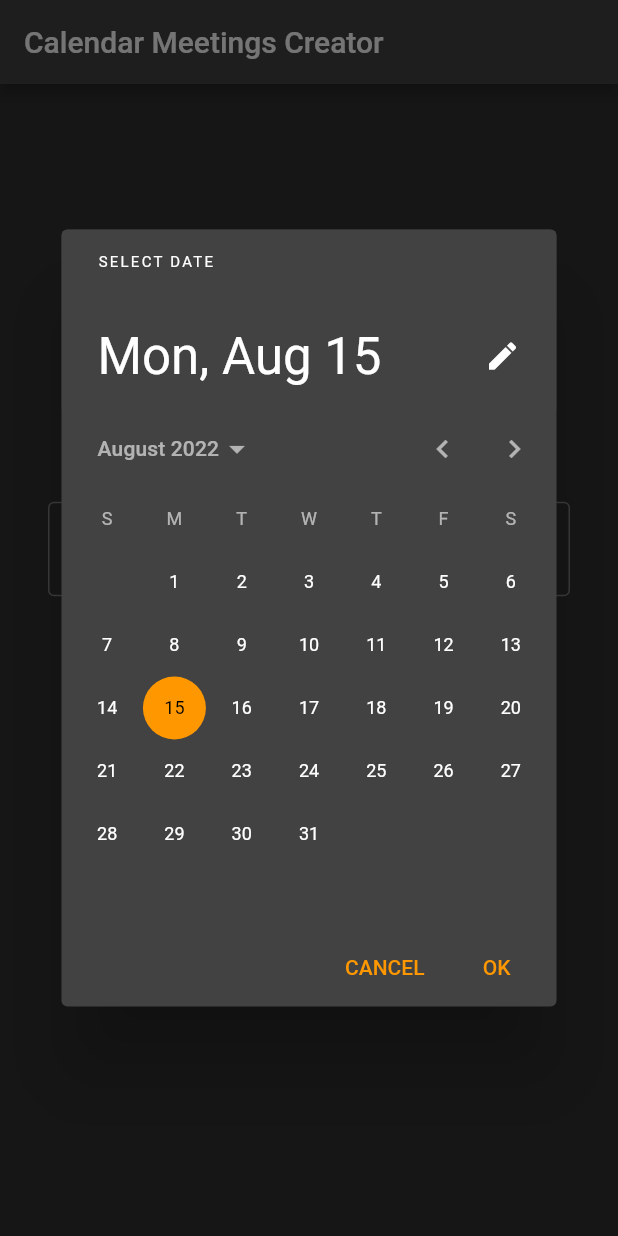
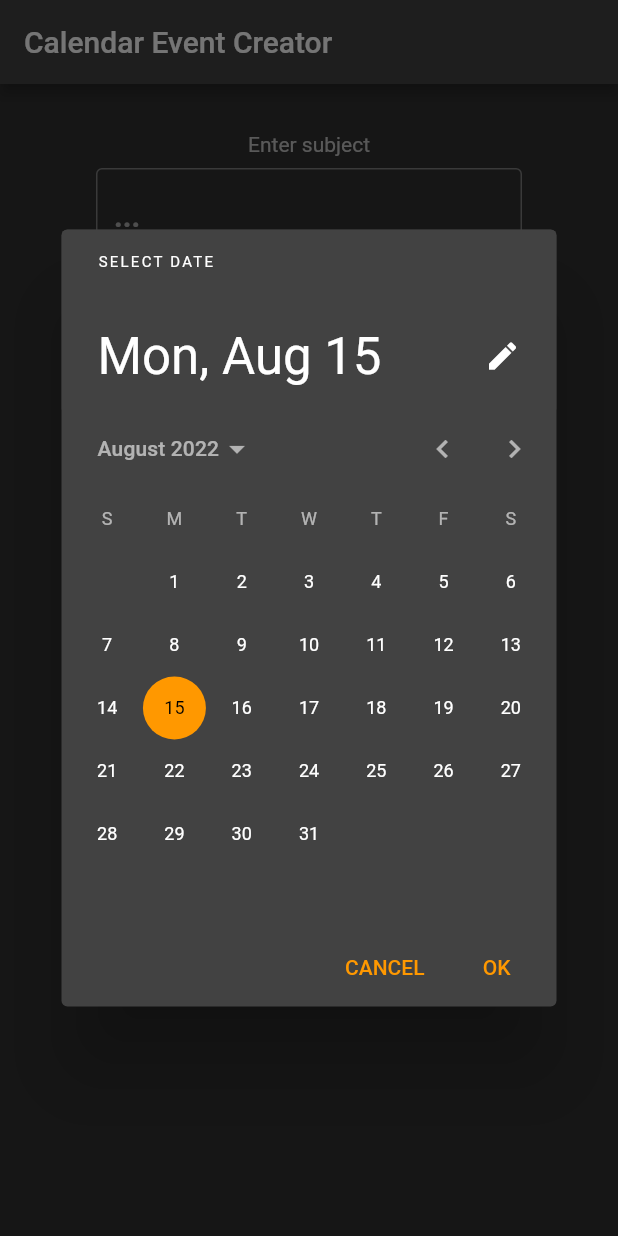
Before and after one commit to TinchoOlivari/calendar_meeting_creator, a Flutter app: the screen it shows after launch, after a tap on an icon or button, on a phone screen of 412 x 824 dp. Run offline on Flutter 3.47's test engine with Material 2 defaults, Android fonts, the phone set to English and light mode, and no system bars; our stand-ins replace timezone; missing offline and left inert: device_calendar.

Commit message:
Events are added to the calendar

```diff
--- a/lib/main.dart
+++ b/lib/main.dart
@@ -12,9 +12,15 @@ class App extends StatelessWidget {
   @override
   Widget build(BuildContext context) {
     return MaterialApp(
-      title: 'Calendar Meeting Creator',
+      title: 'Calendar Event Creator',
       theme: AppStyles.defaultTheme,
       home: const HomePage(),
+      builder: (context, child) {
+        return ScrollConfiguration(
+          behavior: NoScrollIndicator(),
+          child: child!,
+        );
+      },
     );
   }
 }
--- a/lib/ui/pages/home/home_page.dart
+++ b/lib/ui/pages/home/home_page.dart
@@ -1,4 +1,6 @@
 import 'package:calendar_meeting_creator/ui/styles/app_styles.dart';
+import 'package:device_calendar/device_calendar.dart';
+import 'package:timezone/timezone.dart';
 import 'package:flutter/material.dart';
 
 class HomePage extends StatefulWidget {
@@ -9,21 +11,97 @@ class HomePage extends StatefulWidget {
 }
 
 class _HomePageState extends State<HomePage> {
-  DateTime selectedDate = DateTime.now();
-  TimeOfDay selectedTime = TimeOfDay.now();
+  DateTime _selectedDate = DateTime.now();
   TextEditingController subjectController = TextEditingController();
+  DeviceCalendarPlugin deviceCalendarPlugin = DeviceCalendarPlugin();
+
+  Future<void> _retrieveCalendars() async {
+    try {
+      var permissionsGranted = await deviceCalendarPlugin.hasPermissions();
+      if (permissionsGranted.isSuccess && !permissionsGranted.data!) {
+        permissionsGranted = await deviceCalendarPlugin.requestPermissions();
+        if (!permissionsGranted.isSuccess || !permissionsGranted.data!) {
+          return;
+        }
+      }
+
+      final calendarResult = await deviceCalendarPlugin
+          .retrieveCalendars()
+          .then((value) => value.data);
+
+      showModalBottomSheet(
+          context: context,
+          isScrollControlled: true,
+          builder: (BuildContext context) {
+            return Column(
+              crossAxisAlignment: CrossAxisAlignment.start,
+              mainAxisSize: MainAxisSize.min,
+              children: <Widget>[
+                const Padding(
+                  padding: EdgeInsets.all(16.0),
+                  child: Text(
+                    'Select an e-mail account to schedule the event',
+                    style: AppStyles.modalBottomTitle,
+                  ),
+                ),
+                const Divider(height: 4),
+                ListView.builder(
+                    shrinkWrap: true,
+                    itemCount: calendarResult?.length ?? 0,
+                    itemBuilder: (BuildContext context, int index) {
+                      if (!calendarResult![index].isReadOnly!) {
+                        return ListTile(
+                          title: Text(calendarResult[index].name!),
+                          onTap: () async {
+                            final bool result = await createEvent(
+                                calendarResult[index].id!,
+                                subjectController.text,
+                                _selectedDate,
+                                _selectedDate);
+                            if (result) {
+                              Navigator.of(context).pop();
+                            } else {
+                              print('NO se creo el evento');
+                            }
+                          },
+                        );
+                      }
+                      return Container();
+                    }),
+              ],
+            );
+          });
+    } catch (e) {
+      print(e);
+    }
+  }
+
+  Future<bool> createEvent(
+      String calendarId, String title, DateTime start, DateTime end) async {
+    Event event = Event(
+      calendarId,
+      title: title,
+      start: TZDateTime.from(start, getLocation('America/Argentina/Cordoba')),
+      end: TZDateTime.from(end, getLocation('America/Argentina/Cordoba')),
+    );
+
+    var createEventResult =
+        await deviceCalendarPlugin.createOrUpdateEvent(event);
+
+    return createEventResult!.isSuccess;
+  }
 
   selectDate(BuildContext context) async {
     final DateTime? selected = await showDatePicker(
       context: context,
-      initialDate: selectedDate,
+      initialDate: _selectedDate,
       firstDate: DateTime(1970),
       lastDate: DateTime(2030),
     );
 
-    if (selected != null && selected != selectedDate) {
+    if (selected != null && selected != _selectedDate) {
       setState(() {
-        selectedDate = selected;
+        _selectedDate = selected;
       });
     }
   }
@@ -31,11 +109,17 @@ class _HomePageState extends State<HomePage> {
   selectTime(BuildContext context) async {
     final TimeOfDay? selected = await showTimePicker(
       context: context,
-      initialTime: selectedTime,
+      initialTime: TimeOfDay.fromDateTime(_selectedDate),
     );
-    if (selected != null && selected != selectedTime) {
+    if (selected != null && selected != TimeOfDay.fromDateTime(_selectedDate)) {
       setState(() {
-        selectedTime = selected;
+        _selectedDate = DateTime(
+          _selectedDate.year,
+          _selectedDate.month,
+          _selectedDate.day,
+          selected.hour,
+          selected.minute,
+        );
       });
     }
   }
@@ -53,7 +137,7 @@ class _HomePageState extends State<HomePage> {
             selectDate(context);
           },
           child: Text(
-            "${selectedDate.day}/${selectedDate.month}/${selectedDate.year}",
+            "${_selectedDate.day}/${_selectedDate.month}/${_selectedDate.year}",
             style: AppStyles.textDateSelection,
           ),
         ),
@@ -74,7 +158,7 @@ class _HomePageState extends State<HomePage> {
             selectTime(context);
           },
           child: Text(
-            selectedTime.format(context),
+            "${_selectedDate.hour} : ${_selectedDate.minute}",
             style: AppStyles.textDateSelection,
           ),
         ),
@@ -102,24 +186,44 @@ class _HomePageState extends State<HomePage> {
     );
   }
 
+  FloatingActionButton buildSaveButton(BuildContext context) {
+    return FloatingActionButton(
+      onPressed: () {
+        _retrieveCalendars();
+      },
+      child: const Icon(Icons.save),
+    );
+  }
+
   @override
   Widget build(BuildContext context) {
-    return Scaffold(
+    return GestureDetector(
+      onTap: () {
+        FocusScope.of(context).unfocus();
+      },
+      child: Scaffold(
         appBar: AppBar(
-        title: const Text('Calendar Meetings Creator'),
+          title: const Text('Calendar Event Creator'),
         ),
         body: Center(
           child: Padding(
             padding: const EdgeInsets.symmetric(horizontal: 32),
-          child: Column(
-            mainAxisAlignment: MainAxisAlignment.center,
+            child: ListView(
+              padding: const EdgeInsets.all(32),
               children: <Widget>[
                 buildSubjectField(context),
                 Separators.largeSeparator,
+                Row(
+                  mainAxisAlignment: MainAxisAlignment.spaceAround,
+                  children: [
                     buildDatePicker(context),
-              Separators.largeSeparator,
                     buildTimePicker(context),
                   ],
+                ),
+                Separators.largeSeparator,
+                buildSaveButton(context)
+              ],
+            ),
           ),
         ),
       ),
--- a/lib/ui/styles/app_styles.dart
+++ b/lib/ui/styles/app_styles.dart
@@ -3,14 +3,18 @@ import 'package:flutter/material.dart';
 class AppStyles {
   static const Color white = Color(0xFFFFFFFF);
   static const Color silver = Color(0xFFC3C3C3);
+  static const Color orange = Colors.orange;
 
   static final defaultTheme = ThemeData(
-      brightness: Brightness.dark,
-      visualDensity: VisualDensity.adaptivePlatformDensity,
-      primarySwatch: Colors.orange);
+    brightness: Brightness.dark,
+    visualDensity: VisualDensity.adaptivePlatformDensity,
+    primarySwatch: Colors.orange,
+    floatingActionButtonTheme: const FloatingActionButtonThemeData(
+      backgroundColor: orange,
+    ),
+  );
 
   // TextStyles
-
   static const TextStyle textCategoryTitle = TextStyle(
     fontWeight: FontWeight.normal,
     fontSize: 14,
@@ -28,6 +32,12 @@ class AppStyles {
     fontSize: 20,
     color: white,
   );
+
+  static const TextStyle modalBottomTitle = TextStyle(
+    fontWeight: FontWeight.normal,
+    fontSize: 14,
+    color: silver,
+  );
 }
 
 class Separators {
@@ -36,3 +46,11 @@ class Separators {
   static const mediumSeparator = SizedBox(height: 16, width: 16);
   static const largeSeparator = SizedBox(height: 32, width: 32);
 }
+
+class NoScrollIndicator extends ScrollBehavior {
+  @override
+  Widget buildOverscrollIndicator(
+      BuildContext context, Widget child, ScrollableDetails details) {
+    return child;
+  }
+}
```
Lines whose indentation alone changed are shown as unchanged.
